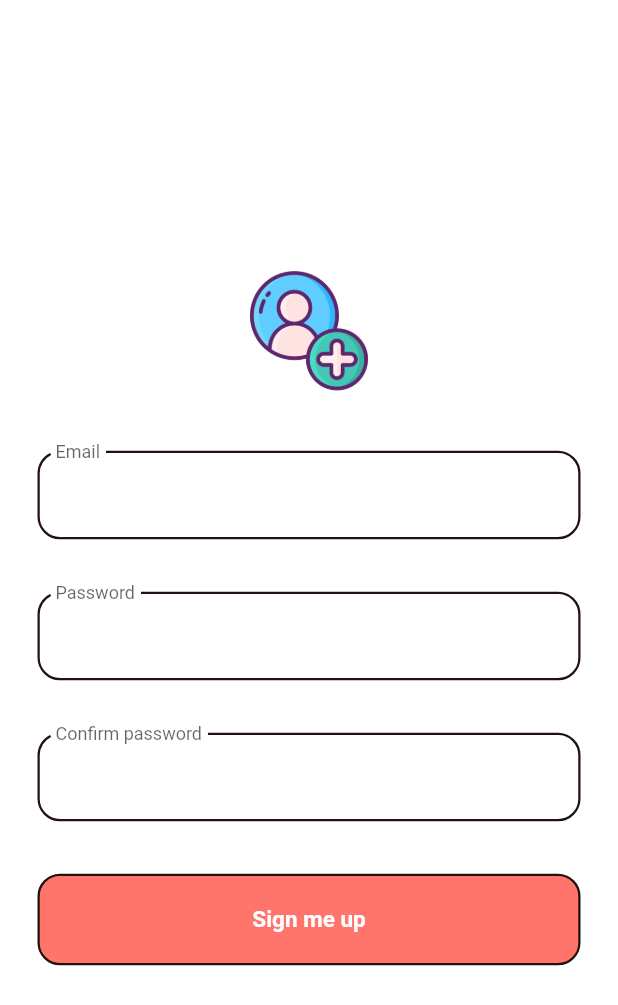
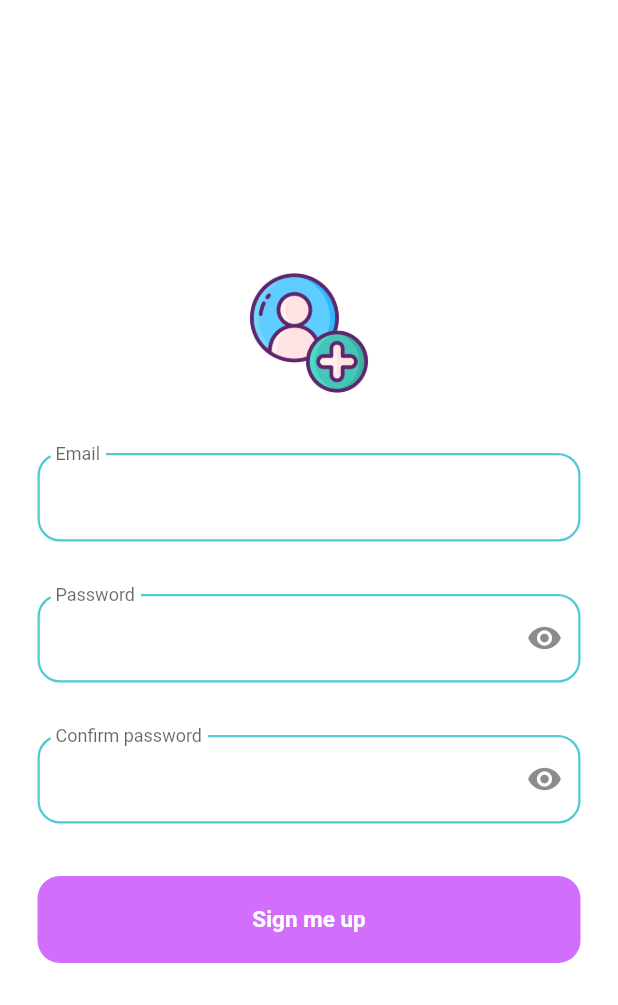
Before and after one commit to loredanagostian/RecipeApp, a Flutter app: the SignUpScreen screen opened by its route, on a phone screen of 412 x 824 dp. Shown: the top 1005 px of the screen. Run offline on Flutter 3.47's test engine with Material 2 defaults, Android fonts, the phone set to English and light mode, and no system bars; our stand-ins replace cloud_firestore, email_validator, firebase_auth, firebase_core, google_sign_in, hive and 4 more; accounts and stored records are empty; network calls fail.

```diff
--- a/lib/main.dart
+++ b/lib/main.dart
@@ -2,6 +2,7 @@ import 'package:firebase_core/firebase_core.dart';
 import 'package:first_app/managers/google_manager.dart';
 import 'package:first_app/managers/authentication_manager.dart';
 import 'package:first_app/managers/hive_manager.dart';
+import 'package:first_app/screens/favorites.dart';
 import 'package:first_app/screens/main_screen.dart';
 import 'package:first_app/screens/signup_screen.dart';
 import 'package:flutter/material.dart';
@@ -38,6 +39,7 @@ class MyApp extends StatelessWidget {
             'loginRoute': (context) => const LoginScreen(),
             'signUpRoute': (context) => const SignUpScreen(),
             'mainRoute': (context) => const MainScreen(),
+            'favoriteRoute': (context) => FavoriteScreen(),
           },
         ),
       );
--- a/lib/managers/dummyjason.dart
+++ b/lib/managers/dummyjason.dart
@@ -38,10 +38,8 @@ Future<List<Recipe>> getRecipes() async {
   Uri url = Uri.parse(AppUrls.recipeListURL);
   bool hasInternetConnection =
       await InternetConnectionCheckerPlus().hasConnection;
-
-  if (hasInternetConnection) {
-    var response = await http.get(url);
-
+  var response = await http.get(url);
+  if (hasInternetConnection && response.statusCode != 402) {
     if (response.statusCode == 200) {
       return parseRecipes(response.body);
     }
--- a/lib/screens/signup_screen.dart
+++ b/lib/screens/signup_screen.dart
@@ -13,6 +13,9 @@ class _SignUpScreenState extends State<SignUpScreen> {
   String _email = "";
   String _pass = "";
   String _repeated = "";
+  bool _obscureText1 = true;
+  bool _obscureText2 = true;
+
   final formKey = GlobalKey<FormState>();
 
   @override
@@ -36,6 +39,8 @@ class _SignUpScreenState extends State<SignUpScreen> {
                     height: 80,
                   ),
                   const SizedBox(height: 40.0),
+
+                  //email
                   TextFormField(
                     onChanged: (value) {
                       setState(() {
@@ -51,7 +56,7 @@ class _SignUpScreenState extends State<SignUpScreen> {
                       floatingLabelBehavior: FloatingLabelBehavior.always,
                       enabledBorder: OutlineInputBorder(
                         borderSide: const BorderSide(
-                          color: Color.fromARGB(255, 33, 18, 13),
+                          color: Color.fromARGB(255, 80, 202, 213),
                           width: 1.5,
                         ),
                         borderRadius: BorderRadius.circular(15),
@@ -66,6 +71,8 @@ class _SignUpScreenState extends State<SignUpScreen> {
                     ),
                   ),
                   const SizedBox(height: 35.0),
+
+                  //pass
                   TextFormField(
                     onChanged: (value) {
                       setState(() {
@@ -78,13 +85,13 @@ class _SignUpScreenState extends State<SignUpScreen> {
                       }
                       return null;
                     },
-                    obscureText: true,
+                    obscureText: _obscureText1,
                     decoration: InputDecoration(
                       labelText: 'Password',
                       floatingLabelBehavior: FloatingLabelBehavior.always,
                       enabledBorder: OutlineInputBorder(
                         borderSide: const BorderSide(
-                          color: Color.fromARGB(255, 33, 18, 13),
+                          color: Color.fromARGB(255, 80, 202, 213),
                           width: 1.5,
                         ),
                         borderRadius: BorderRadius.circular(15),
@@ -96,9 +103,21 @@ class _SignUpScreenState extends State<SignUpScreen> {
                         ),
                         borderRadius: BorderRadius.circular(15),
                       ),
+                      suffixIcon: GestureDetector(
+                        onTap: () {
+                          setState(() {
+                            _obscureText1 = !_obscureText1;
+                          });
+                        },
+                        child: Icon(_obscureText1
+                            ? Icons.visibility
+                            : Icons.visibility_off),
+                      ),
                     ),
                   ),
                   const SizedBox(height: 35.0),
+
+                  //confirm pass
                   TextFormField(
                     onChanged: (value) {
                       setState(() {
@@ -111,13 +130,13 @@ class _SignUpScreenState extends State<SignUpScreen> {
                       }
                       return null;
                     },
-                    obscureText: true,
+                    obscureText: _obscureText2,
                     decoration: InputDecoration(
                       labelText: 'Confirm password',
                       floatingLabelBehavior: FloatingLabelBehavior.always,
                       enabledBorder: OutlineInputBorder(
                         borderSide: const BorderSide(
-                          color: Color.fromARGB(255, 33, 18, 13),
+                          color: Color.fromARGB(255, 80, 202, 213),
                           width: 1.5,
                         ),
                         borderRadius: BorderRadius.circular(15),
@@ -129,6 +148,16 @@ class _SignUpScreenState extends State<SignUpScreen> {
                         ),
                         borderRadius: BorderRadius.circular(15),
                       ),
+                      suffixIcon: GestureDetector(
+                        onTap: () {
+                          setState(() {
+                            _obscureText2 = !_obscureText2;
+                          });
+                        },
+                        child: Icon(_obscureText2
+                            ? Icons.visibility
+                            : Icons.visibility_off),
+                      ),
                     ),
                   ),
                   const SizedBox(height: 35),
@@ -137,12 +166,8 @@ class _SignUpScreenState extends State<SignUpScreen> {
                     child: Container(
                       padding: const EdgeInsets.all(20),
                       decoration: BoxDecoration(
-                        color: const Color.fromARGB(255, 255, 117, 108),
+                        color: const Color.fromARGB(255, 209, 110, 252),
                         borderRadius: BorderRadius.circular(15),
-                        border: Border.all(
-                          color: const Color.fromARGB(255, 33, 18, 13),
-                          width: 1.5,
-                        ),
                       ),
                       child: const Center(
                         child: Text(
--- a/pubspec.yaml
+++ b/pubspec.yaml
@@ -47,6 +47,8 @@ dependencies:
   json_serializable: ^6.3.1
   internet_connection_checker: ^0.0.1+4
   internet_connection_checker_plus: ^1.0.1
+  cloud_firestore: ^3.4.3
+  flutter_riverpod: ^1.0.4
 
 dev_dependencies:
   flutter_test:
```
Also changed, not shown: lib/recipe_item.dart (+65 -8 lines), lib/screens/favorites.dart (added, +59 -0 lines), lib/screens/login_screen.dart (+4 -6 lines), lib/screens/main_screen.dart (+21 -0 lines), lib/screens/recipe_screen.dart (+14 -2 lines), pubspec.lock, 4 other files.
